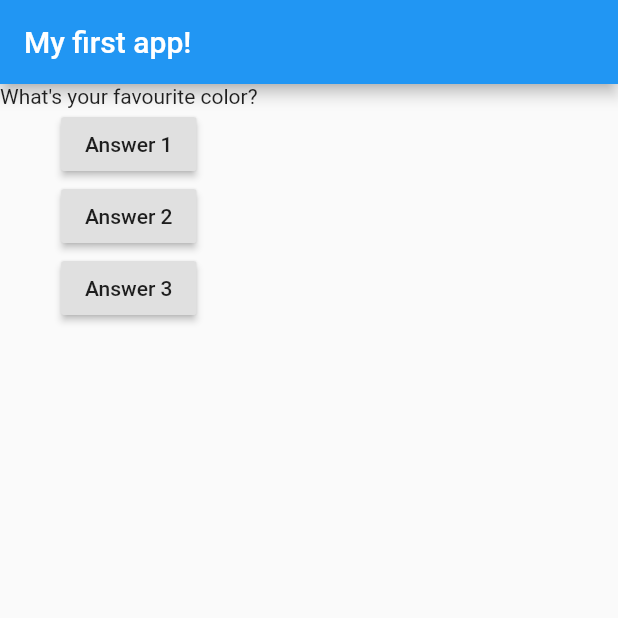
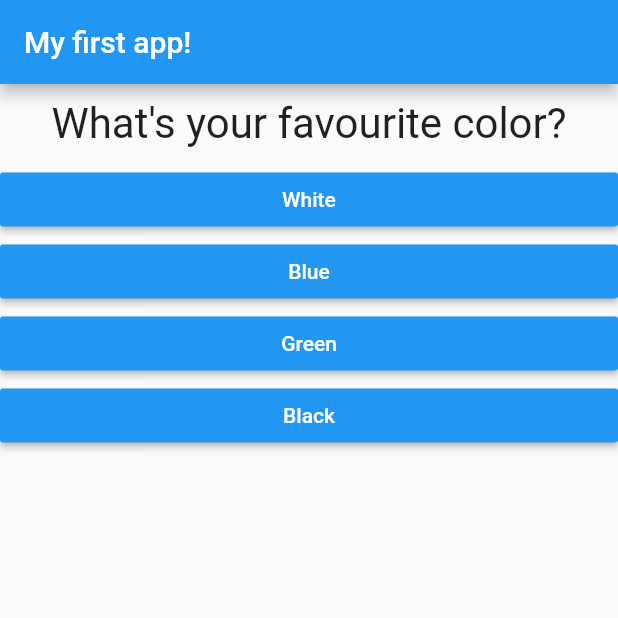
Before and after one commit to robertos95/Flutter-Complete-Guide, a Flutter app: the screen it shows after launch, on a phone screen of 412 x 824 dp, the top half of it. Run offline on Flutter 3.47's test engine with Material 2 defaults, Android fonts, the phone set to English and light mode, and no system bars.

Commit message:
quiz app done

```diff
--- /dev/null
+++ b/lib/answer.dart
@@ -0,0 +1,21 @@
+import 'package:flutter/material.dart';
+
+class Answer extends StatelessWidget {
+  final Function selectHandler;
+  final String answerText;
+
+  Answer(this.selectHandler, this.answerText);
+
+  @override
+  Widget build(BuildContext context) {
+    return Container(
+      width: double.infinity,
+      child: RaisedButton(
+        color: Colors.blue,
+        textColor: Colors.white,
+        child: Text(answerText),
+        onPressed: selectHandler,
+      ),
+    );
+  }
+}
--- a/lib/main.dart
+++ b/lib/main.dart
@@ -1,4 +1,7 @@
 import 'package:flutter/material.dart';
+
+import './quiz.dart';
+import './result.dart';
 
 // void main() {
 //   runApp(MyApp()); // run app call build method inside the instantiated class
@@ -8,53 +11,78 @@ import 'package:flutter/material.dart';
 void main() => runApp(MyApp());
 
 class MyApp extends StatefulWidget {
-@override
+  @override
   State<StatefulWidget> createState() {
     return _MyAppState();
   }
 }
 
 class _MyAppState extends State<MyApp> {
+  final _questions = const [
+    {
+      'questionText': 'What\'s your favourite color?',
+      'answers': [
+        {'text': 'White', 'score': 2},
+        {'text': 'Blue', 'score': 4},
+        {'text': 'Green', 'score': 6},
+        {'text': 'Black', 'score': 8},
+      ],
+    },
+    {
+      'questionText': 'What\'s your favourite animal?',
+      'answers': [
+        {'text': 'Panda', 'score': 4},
+        {'text': 'Dog', 'score': 2},
+        {'text': 'Cat', 'score': 6},
+        {'text': 'Mouse', 'score': 8},
+      ],
+    },
+    {
+      'questionText': 'Who\'s your favourite person?',
+      'answers': [
+        {'text': 'Bob', 'score': 2},
+        {'text': 'Bob', 'score': 4},
+        {'text': 'Bob', 'score': 6},
+        {'text': 'Bob', 'score': 8},
+      ],
+    },
+  ];
+  var _totalScore = 0;
   var _questionIndex = 0;
 
-  void _answerQuestion() {
+  void _resetQuiz() {
+    setState(() {
+      _totalScore = 0;
+      _questionIndex = 0;
+    });
+  }
+
+  void _answerQuestion(score) {
+    _totalScore += score;
+
     setState(() {
       _questionIndex = _questionIndex + 1;
     });
     print(_questionIndex);
+    print('Total score is $_totalScore.');
   }
 
   @override // << this is called a decorator (make the code more readable)
   Widget build(BuildContext context) {
-    var questions = [
-      'What\'s your favourite color?',
-      'What\'s your favourite animal?',
-    ];
     return MaterialApp(
       home: Scaffold(
-          appBar: AppBar(
-            title: Text('My first app!'),
-          ),
-          body: Column(
-            children: <Widget>[
-              Text(questions[_questionIndex]),
-              RaisedButton(
-                child: Text('Answer 1'),
-                onPressed: _answerQuestion,
-              ),
-              RaisedButton(
-                child: Text('Answer 2'),
-                onPressed: () => print('Answer 2 chosen!!'),
-              ),
-              RaisedButton(
-                child: Text('Answer 3'),
-                onPressed: () {
-                  // ...
-                  print('Answer 3 chosen');
-                },
-              ),
-            ],
-          )),
+        appBar: AppBar(
+          title: Text('My first app!'),
+        ),
+        body: _questionIndex <
+                _questions.length // ternary if there is more question to go
+            ? Quiz(
+                questions: _questions,
+                answerQuestion: _answerQuestion,
+                questionIndex: _questionIndex,
+              )
+            : Result(_totalScore, _resetQuiz),
+      ),
     );
   }
 }
--- /dev/null
+++ b/lib/question.dart
@@ -0,0 +1,20 @@
+import 'package:flutter/material.dart';
+
+class Question extends StatelessWidget {
+  final String questionText;
+
+  Question(this.questionText);
+
+  @override
+  Widget build(BuildContext context) {
+    return Container(
+      width: double.infinity,
+      margin: EdgeInsets.all(10),
+      child: Text(
+        questionText,
+        style: TextStyle(fontSize: 28),
+        textAlign: TextAlign.center,
+      ),
+    );
+  }
+}
--- /dev/null
+++ b/lib/quiz.dart
@@ -0,0 +1,33 @@
+import 'package:flutter/widgets.dart';
+
+import './answer.dart';
+import './question.dart';
+
+class Quiz extends StatelessWidget {
+  final List<Map<String, Object>> questions;
+  final int questionIndex;
+  final Function answerQuestion;
+
+  Quiz({
+    @required this.questions,
+    @required this.answerQuestion,
+    @required this.questionIndex,
+  });
+
+  @override
+  Widget build(BuildContext context) {
+    return Column(
+      children: <Widget>[
+        Question(
+          questions[questionIndex]['questionText'],
+        ),
+        ...(questions[questionIndex]['answers'] as List<Map<String,Object>>).map((answer) {
+          return Answer(() => answerQuestion(answer['score']), answer['text']);
+        }).toList()
+        // Answer(_answerQuestion),
+        // Answer(_answerQuestion),
+        // Answer(_answerQuestion),
+      ],
+    );
+  }
+}
```
Also changed, not shown: lib/result.dart (added, +43 -0 lines).
